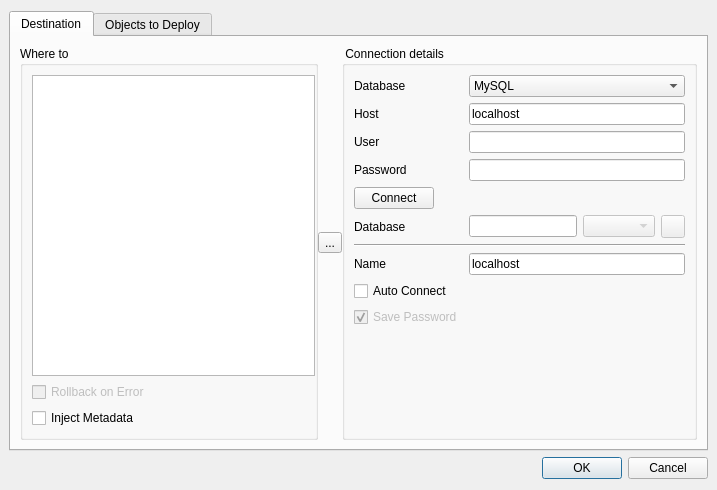
This is InjectSqlDialog.ui in fritzone/ddm as Qt 5 draws it before an edit. The edited form follows.
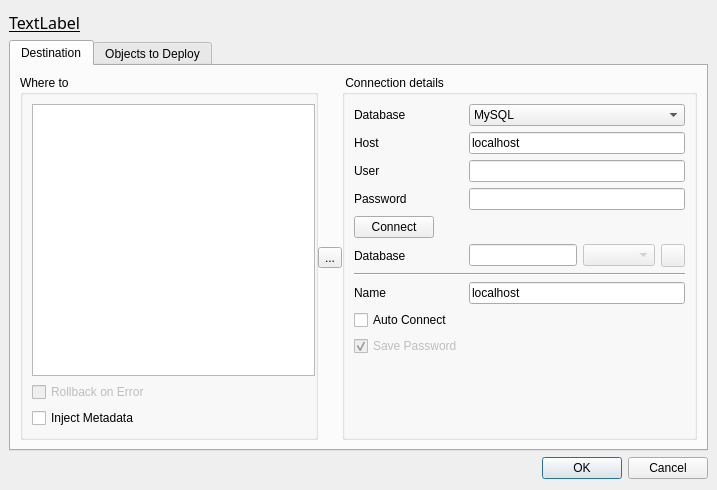
This is the edited form. Icons and pictures are not drawn.

Commit message: deploy for versions and more tab comp

```diff
--- a/InjectSqlDialog.ui
+++ b/InjectSqlDialog.ui
@@ -23,6 +23,22 @@
    <property name="rightMargin">
     <number>9</number>
    </property>
+   <item>
+    <widget class="QLabel" name="lblVersionToBeDeployed">
+     <property name="font">
+      <font>
+       <family>Ubuntu Mono</family>
+       <pointsize>12</pointsize>
+       <weight>50</weight>
+       <bold>false</bold>
+       <underline>true</underline>
+      </font>
+     </property>
+     <property name="text">
+      <string>TextLabel</string>
+     </property>
+    </widget>
+   </item>
    <item>
     <widget class="QTabWidget" name="tabWidget">
      <property name="currentIndex">
```
The commit also changes 17 other files.
